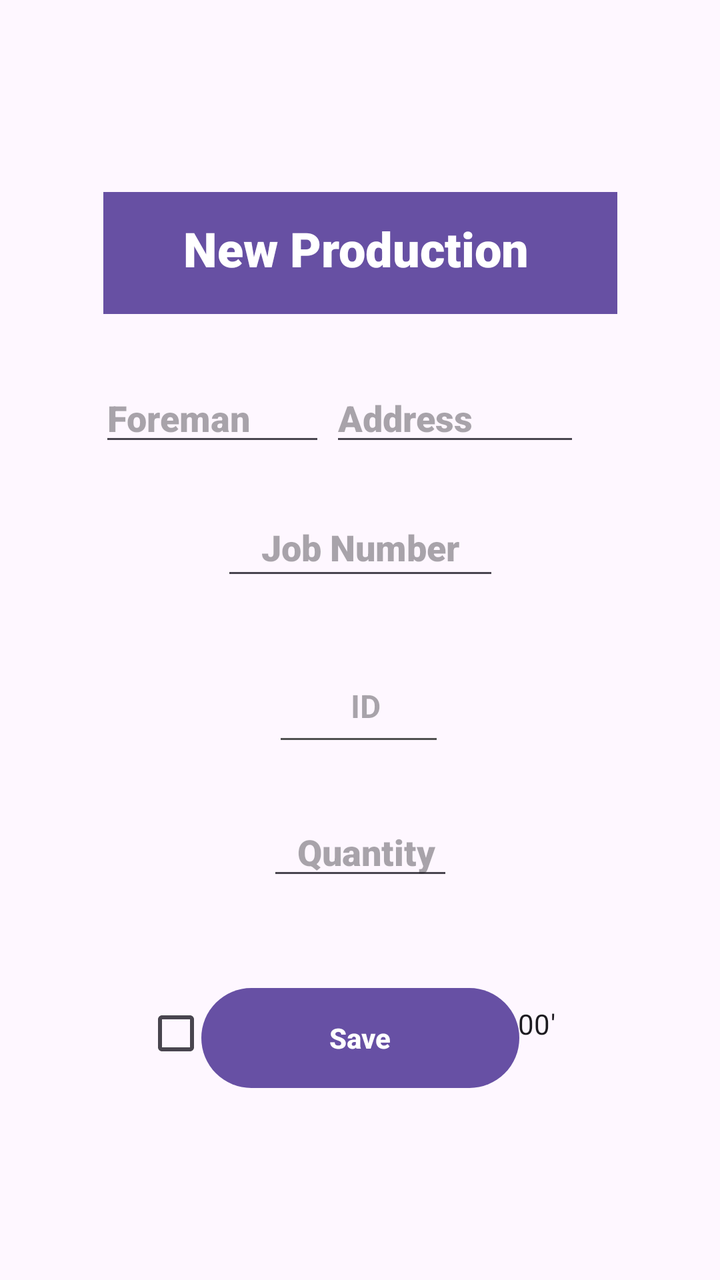
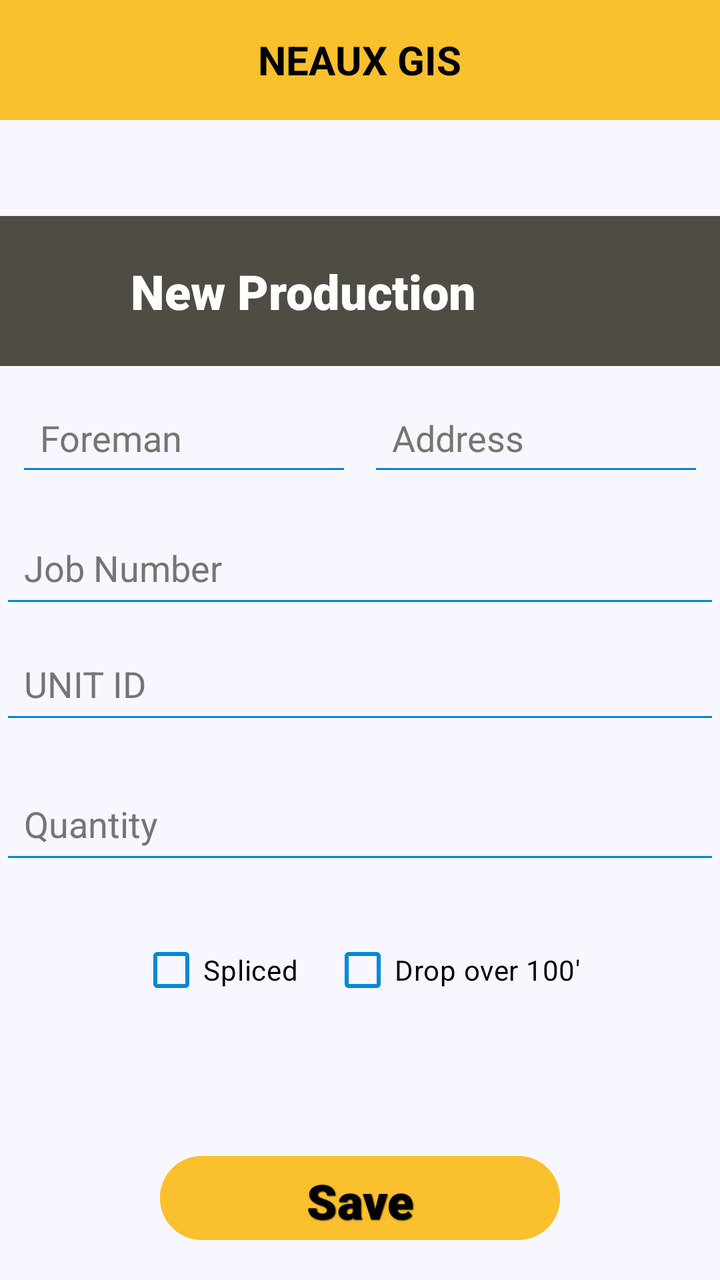

The first picture is an Android layout as it rendered before a commit; the second is the same layout after the commit. The layout source and the unified diff follow.
<!-- AndroidManifest.xml: application theme Theme.MyApplication -->
<!-- res/layout/activity_new_production.xml -->
<?xml version="1.0" encoding="utf-8"?>
<androidx.constraintlayout.widget.ConstraintLayout xmlns:android="http://schemas.android.com/apk/res/android"
    xmlns:app="http://schemas.android.com/apk/res-auto"
    xmlns:tools="http://schemas.android.com/tools"
    android:id="@+id/main_table"
    android:layout_width="match_parent"
    android:layout_height="match_parent"
    tools:context=".NewProduction">

    <TextView
        android:id="@+id/textView"
        android:layout_width="257dp"
        android:layout_height="61dp"
        android:layout_marginTop="96dp"
        android:background="#6750A3"
        android:fontFamily="sans-serif-black"
        android:paddingLeft="40dp"
        android:paddingTop="12dp"
        android:text="New Production"
        android:textColor="#FFFFFF"
        android:textSize="24sp"
        app:layout_constraintEnd_toEndOf="parent"
        app:layout_constraintStart_toStartOf="parent"
        app:layout_constraintTop_toTopOf="parent" />

    <EditText
        android:id="@+id/new_quantity_number"
        android:layout_width="93dp"
        android:layout_height="39dp"
        android:layout_marginTop="28dp"
        android:ems="10"
        android:fontFamily="sans-serif-black"
        android:hint="Quantity"
        android:inputType="number"
        android:paddingLeft="15dp"
        app:layout_constraintEnd_toEndOf="parent"
        app:layout_constraintStart_toStartOf="parent"
        app:layout_constraintTop_toBottomOf="@+id/new_id_number" />

    <EditText
        android:id="@+id/new_id_number"
        android:layout_width="86dp"
        android:layout_height="53dp"
        android:layout_marginTop="168dp"
        android:backgroundTint="#505050"
        android:ems="10"
        android:hint="ID"
        android:inputType="number"
        android:paddingLeft="39dp"
        android:textAlignment="textStart"
        android:textColor="#000000"
        android:textColorHighlight="#AB2D2D"
        android:textSize="16sp"
        android:textStyle="bold"
        android:visibility="visible"
        app:layout_constraintEnd_toEndOf="parent"
        app:layout_constraintHorizontal_bias="0.498"
        app:layout_constraintStart_toStartOf="parent"
        app:layout_constraintTop_toBottomOf="@+id/textView"
        tools:visibility="visible" />

    <EditText
        android:id="@+id/new_job_number"
        android:layout_width="139dp"
        android:layout_height="46dp"
        android:layout_marginTop="21dp"
        android:ems="10"
        android:fontFamily="sans-serif-black"
        android:hint="Job Number"
        android:inputType="number"
        android:paddingLeft="20dp"
        android:textColor="#000000"
        app:layout_constraintEnd_toEndOf="parent"
        app:layout_constraintStart_toStartOf="parent"
        app:layout_constraintTop_toBottomOf="@+id/new_foreman_name" />

    <CheckBox
        android:id="@+id/new_drop_over_check"
        android:layout_width="145dp"
        android:layout_height="46dp"
        android:layout_marginStart="19dp"
        android:layout_marginTop="44dp"
        android:layout_marginEnd="62dp"
        android:text="Drop over 100' "
        app:layout_constraintEnd_toEndOf="parent"
        app:layout_constraintHorizontal_bias="1.0"
        app:layout_constraintStart_toEndOf="@+id/new_spliced_check"
        app:layout_constraintTop_toBottomOf="@+id/new_quantity_number" />

    <CheckBox
        android:id="@+id/new_spliced_check"
        android:layout_width="110dp"
        android:layout_height="31dp"
        android:layout_marginStart="72dp"
        android:layout_marginTop="56dp"
        android:text="Spliced "
        app:layout_constraintStart_toStartOf="parent"
        app:layout_constraintTop_toBottomOf="@+id/new_quantity_number" />

    <Button
        android:id="@+id/new_save_button"
        android:layout_width="159dp"
        android:layout_height="58dp"
        android:layout_marginBottom="92dp"
        android:text="Save"
        android:textStyle="bold"
        app:layout_constraintBottom_toBottomOf="parent"
        app:layout_constraintEnd_toEndOf="parent"
        app:layout_constraintStart_toStartOf="parent" />

    <EditText
        android:id="@+id/new_address_field"
        android:layout_width="125dp"
        android:layout_height="41dp"
        android:layout_marginTop="30dp"
        android:layout_marginEnd="70dp"
        android:ems="10"
        android:fontFamily="sans-serif-black"
        android:hint="Address"
        android:inputType="textPostalAddress"
        android:textAlignment="textStart"
        app:layout_constraintEnd_toEndOf="parent"
        app:layout_constraintTop_toBottomOf="@+id/textView" />

    <EditText
        android:id="@+id/new_foreman_name"
        android:layout_width="113dp"
        android:layout_height="39dp"
        android:layout_marginStart="75dp"
        android:layout_marginTop="32dp"
        android:layout_marginEnd="28dp"
        android:ems="10"
        android:fontFamily="sans-serif-black"
        android:hint="Foreman"
        android:inputType="text"
        app:layout_constraintEnd_toStartOf="@+id/new_address_field"
        app:layout_constraintStart_toStartOf="parent"
        app:layout_constraintTop_toBottomOf="@+id/textView" />

</androidx.constraintlayout.widget.ConstraintLayout>
<!-- resources referenced by this layout -->
<resources>
  <style name="Theme.MyApplication" parent="Base.Theme.MyApplication" />
  <style name="Base.Theme.MyApplication" parent="Theme.Material3.DayNight.NoActionBar">
          
          
      </style>
</resources>

<!-- the commit's change to res/layout/activity_new_production.xml (unified diff, before → after) -->
@@ -1,140 +1,196 @@
 <?xml version="1.0" encoding="utf-8"?>
-<androidx.constraintlayout.widget.ConstraintLayout xmlns:android="http://schemas.android.com/apk/res/android"
+<androidx.constraintlayout.widget.ConstraintLayout
+    xmlns:android="http://schemas.android.com/apk/res/android"
     xmlns:app="http://schemas.android.com/apk/res-auto"
     xmlns:tools="http://schemas.android.com/tools"
     android:id="@+id/main_table"
     android:layout_width="match_parent"
     android:layout_height="match_parent"
+    android:background="#f8f7ff"
     tools:context=".NewProduction">
+
+    
+    <FrameLayout
+        android:id="@+id/navbar"
+        android:layout_width="match_parent"
+        android:layout_height="60dp"
+        android:background="#FBC02D"
+        app:layout_constraintEnd_toEndOf="parent"
+        app:layout_constraintStart_toStartOf="parent"
+        app:layout_constraintTop_toTopOf="parent">
+
+        <TextView
+            android:id="@+id/navbar_title"
+            android:layout_width="wrap_content"
+            android:layout_height="wrap_content"
+            android:layout_gravity="center"
+            android:text="NEAUX GIS"
+            android:textColor="#000000"
+            android:textSize="20sp"
+            android:textStyle="bold" />
+    </FrameLayout>
+
+    
+
+    
+
+    
+
+    
+
+    
+
+    
+
+    <LinearLayout
+        android:layout_width="match_parent"
+        android:layout_height="wrap_content"
+        android:layout_marginTop="16dp"
+        android:gravity="center_horizontal"
+        android:orientation="horizontal"
+        android:padding="8dp"
+        app:layout_constraintTop_toBottomOf="@+id/new_quantity_number"
+        tools:layout_editor_absoluteX="0dp">
+
+        <CheckBox
+            android:id="@+id/new_spliced_check"
+            android:layout_width="wrap_content"
+            android:layout_height="wrap_content"
+            android:buttonTint="#0288D1"
+            android:text="Spliced"
+            android:textColor="#000000" />
+
+        <View
+            android:layout_width="16dp"
+            android:layout_height="match_parent" />
+
+        <CheckBox
+            android:id="@+id/new_drop_over_check"
+            android:layout_width="wrap_content"
+            android:layout_height="wrap_content"
+            android:buttonTint="#0288D1"
+            android:text="Drop over 100'"
+            android:textColor="#000000" />
+    </LinearLayout>
 
     <TextView
         android:id="@+id/textView"
-        android:layout_width="257dp"
-        android:layout_height="61dp"
-        android:layout_marginTop="96dp"
-        android:background="#6750A3"
+        android:layout_width="418dp"
+        android:layout_height="75dp"
+        android:layout_marginTop="48dp"
+        android:background="#4F4C44"
         android:fontFamily="sans-serif-black"
-        android:paddingLeft="40dp"
-        android:paddingTop="12dp"
+        android:gravity="center"
+        android:padding="12dp"
         android:text="New Production"
         android:textColor="#FFFFFF"
         android:textSize="24sp"
         app:layout_constraintEnd_toEndOf="parent"
+        app:layout_constraintHorizontal_bias="1.0"
         app:layout_constraintStart_toStartOf="parent"
-        app:layout_constraintTop_toTopOf="parent" />
+        app:layout_constraintTop_toBottomOf="@+id/navbar" />
 
     <EditText
         android:id="@+id/new_quantity_number"
-        android:layout_width="93dp"
-        android:layout_height="39dp"
-        android:layout_marginTop="28dp"
-        android:ems="10"
-        android:fontFamily="sans-serif-black"
+        android:layout_width="match_parent"
+        android:layout_height="50dp"
+        android:layout_marginTop="20dp"
+        android:backgroundTint="#0288D1"
         android:hint="Quantity"
-        android:inputType="number"
-        android:paddingLeft="15dp"
+        android:padding="12dp"
+        android:textColor="#000000"
+        android:textColorHint="#757575"
         app:layout_constraintEnd_toEndOf="parent"
+        app:layout_constraintHorizontal_bias="0.0"
         app:layout_constraintStart_toStartOf="parent"
         app:layout_constraintTop_toBottomOf="@+id/new_id_number" />
 
     <EditText
-        android:id="@+id/new_id_number"
-        android:layout_width="86dp"
-        android:layout_height="53dp"
-        android:layout_marginTop="168dp"
-        android:backgroundTint="#505050"
-        android:ems="10"
-        android:hint="ID"
-        android:inputType="number"
-        android:paddingLeft="39dp"
-        android:textAlignment="textStart"
+        android:id="@+id/new_job_number"
+        android:layout_width="match_parent"
+        android:layout_height="50dp"
+        android:layout_marginTop="8dp"
+        android:backgroundTint="#0288D1"
+        android:hint="Job Number"
+        android:padding="12dp"
         android:textColor="#000000"
-        android:textColorHighlight="#AB2D2D"
-        android:textSize="16sp"
-        android:textStyle="bold"
-        android:visibility="visible"
+        android:textColorHint="#757575"
         app:layout_constraintEnd_toEndOf="parent"
-        app:layout_constraintHorizontal_bias="0.498"
+        app:layout_constraintHorizontal_bias="0.0"
         app:layout_constraintStart_toStartOf="parent"
-        app:layout_constraintTop_toBottomOf="@+id/textView"
-        tools:visibility="visible" />
+        app:layout_constraintTop_toBottomOf="@+id/linearLayout2" />
 
     <EditText
-        android:id="@+id/new_job_number"
-        android:layout_width="139dp"
-        android:layout_height="46dp"
-        android:layout_marginTop="21dp"
-        android:ems="10"
-        android:fontFamily="sans-serif-black"
-        android:hint="Job Number"
-        android:inputType="number"
-        android:paddingLeft="20dp"
+        android:id="@+id/new_id_number"
+        android:layout_width="match_parent"
+        android:layout_height="50dp"
+        android:layout_marginTop="8dp"
+        android:backgroundTint="#0288D1"
+        android:hint="UNIT ID"
+        android:padding="12dp"
         android:textColor="#000000"
+        android:textColorHint="#757575"
         app:layout_constraintEnd_toEndOf="parent"
+        app:layout_constraintHorizontal_bias="0.0"
         app:layout_constraintStart_toStartOf="parent"
-        app:layout_constraintTop_toBottomOf="@+id/new_foreman_name" />
+        app:layout_constraintTop_toBottomOf="@+id/new_job_number" />
 
-    <CheckBox
-        android:id="@+id/new_drop_over_check"
-        android:layout_width="145dp"
-        android:layout_height="46dp"
-        android:layout_marginStart="19dp"
-        android:layout_marginTop="44dp"
-        android:layout_marginEnd="62dp"
-        android:text="Drop over 100' "
-        app:layout_constraintEnd_toEndOf="parent"
-        app:layout_constraintHorizontal_bias="1.0"
-        app:layout_constraintStart_toEndOf="@+id/new_spliced_check"
-        app:layout_constraintTop_toBottomOf="@+id/new_quantity_number" />
+    <LinearLayout
+        android:id="@+id/linearLayout2"
+        android:layout_width="match_parent"
+        android:layout_height="wrap_content"
+        android:layout_marginTop="4dp"
+        android:gravity="center_horizontal"
+        android:orientation="horizontal"
+        android:padding="8dp"
+        app:layout_constraintTop_toBottomOf="@+id/textView"
+        tools:layout_editor_absoluteX="0dp">
 
-    <CheckBox
-        android:id="@+id/new_spliced_check"
-        android:layout_width="110dp"
-        android:layout_height="31dp"
-        android:layout_marginStart="72dp"
-        android:layout_marginTop="56dp"
-        android:text="Spliced "
-        app:layout_constraintStart_toStartOf="parent"
-        app:layout_constraintTop_toBottomOf="@+id/new_quantity_number" />
+        <EditText
+            android:id="@+id/new_foreman_name"
+            android:layout_width="0dp"
+            android:layout_height="48dp"
+            android:layout_weight="1"
+            android:backgroundTint="#0288D1"
+            android:hint="Foreman"
+            android:padding="12dp"
+            android:textColor="#000000"
+            android:textColorHint="#757575" />
+
+        <View
+            android:layout_width="8dp"
+            android:layout_height="match_parent" />
+
+        <EditText
+            android:id="@+id/new_address_field"
+            android:layout_width="0dp"
+            android:layout_height="48dp"
+            android:layout_weight="1"
+            android:backgroundTint="#0288D1"
+            android:hint="Address"
+            android:padding="12dp"
+            android:textColor="#000000"
+            android:textColorHint="#757575" />
+    </LinearLayout>
 
     <Button
         android:id="@+id/new_save_button"
-        android:layout_width="159dp"
-        android:layout_height="58dp"
-        android:layout_marginBottom="92dp"
+        android:layout_width="200dp"
+        android:layout_height="50dp"
+        android:layout_marginBottom="16dp"
+        android:backgroundTint="#FBC02D"
+        android:elevation="4dp"
+        android:fontFamily="sans-serif-black"
+        android:shadowColor="#000000"
+        android:shadowDx="1"
+        android:shadowDy="1"
+        android:shadowRadius="1"
         android:text="Save"
+        android:textColor="#000000"
+        android:textSize="24sp"
         android:textStyle="bold"
+        android:typeface="serif"
         app:layout_constraintBottom_toBottomOf="parent"
         app:layout_constraintEnd_toEndOf="parent"
         app:layout_constraintStart_toStartOf="parent" />
-
-    <EditText
-        android:id="@+id/new_address_field"
-        android:layout_width="125dp"
-        android:layout_height="41dp"
-        android:layout_marginTop="30dp"
-        android:layout_marginEnd="70dp"
-        android:ems="10"
-        android:fontFamily="sans-serif-black"
-        android:hint="Address"
-        android:inputType="textPostalAddress"
-        android:textAlignment="textStart"
-        app:layout_constraintEnd_toEndOf="parent"
-        app:layout_constraintTop_toBottomOf="@+id/textView" />
-
-    <EditText
-        android:id="@+id/new_foreman_name"
-        android:layout_width="113dp"
-        android:layout_height="39dp"
-        android:layout_marginStart="75dp"
-        android:layout_marginTop="32dp"
-        android:layout_marginEnd="28dp"
-        android:ems="10"
-        android:fontFamily="sans-serif-black"
-        android:hint="Foreman"
-        android:inputType="text"
-        app:layout_constraintEnd_toStartOf="@+id/new_address_field"
-        app:layout_constraintStart_toStartOf="parent"
-        app:layout_constraintTop_toBottomOf="@+id/textView" />
-
 </androidx.constraintlayout.widget.ConstraintLayout>
